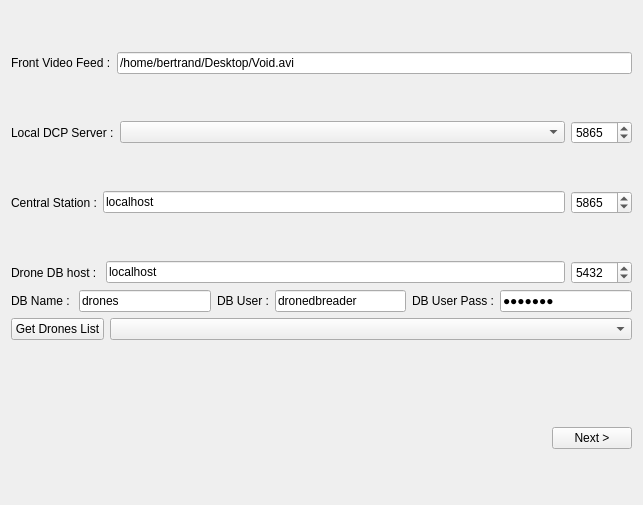
This is CommandStation/configurationpanel.ui in bertrandF/Drone as Qt 5 draws it before an edit. The edited form follows.
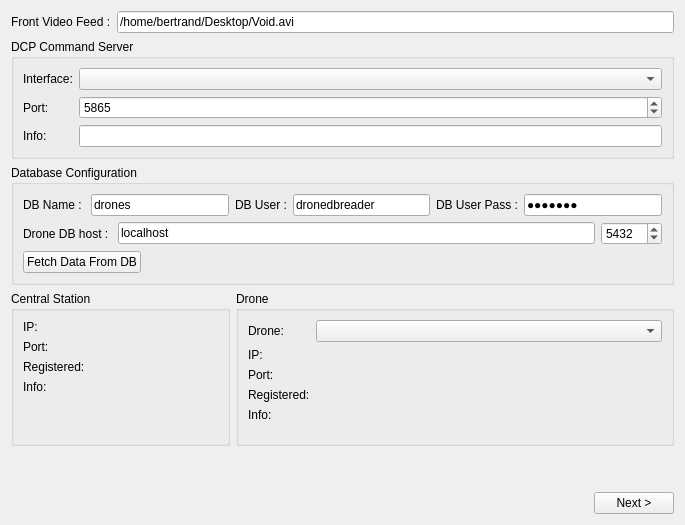
This is the edited form.

Commit message: Changed configuration panel layout. - Added field info for dcp command server. - Fetch central station configuration from db. - Display all information about drones and central station.

What changed in the file:
```diff
--- a/CommandStation/configurationpanel.ui
+++ b/CommandStation/configurationpanel.ui
@@ -6,8 +6,8 @@
    <rect>
     <x>0</x>
     <y>0</y>
-    <width>643</width>
-    <height>505</height>
+    <width>685</width>
+    <height>525</height>
    </rect>
   </property>
   <property name="sizePolicy">
@@ -37,6 +37,12 @@
      </item>
      <item>
       <widget class="QLineEdit" name="frontVideoUrl">
+       <property name="sizePolicy">
+        <sizepolicy hsizetype="Expanding" vsizetype="Fixed">
+         <horstretch>0</horstretch>
+         <verstretch>0</verstretch>
+        </sizepolicy>
+       </property>
        <property name="text">
         <string>/home/bertrand/Desktop/Void.avi</string>
        </property>
@@ -48,15 +54,25 @@
     </layout>
    </item>
    <item>
-    <layout class="QHBoxLayout" name="horizontalLayout_3">
-     <item>
-      <widget class="QLabel" name="label_2">
+    <widget class="QGroupBox" name="groupBox_3">
+     <property name="sizePolicy">
+      <sizepolicy hsizetype="Expanding" vsizetype="Fixed">
+       <horstretch>0</horstretch>
+       <verstretch>0</verstretch>
+      </sizepolicy>
+     </property>
+     <property name="title">
+      <string>DCP Command Server</string>
+     </property>
+     <layout class="QFormLayout" name="formLayout_3">
+      <item row="0" column="0">
+       <widget class="QLabel" name="commandInterfaceLabel">
        <property name="text">
-        <string>Local DCP Server :</string>
+         <string>Interface:</string>
        </property>
       </widget>
      </item>
-     <item>
+      <item row="0" column="1">
       <widget class="QComboBox" name="dcpServerInterface">
        <property name="sizePolicy">
         <sizepolicy hsizetype="Expanding" vsizetype="Fixed">
@@ -66,7 +82,14 @@
        </property>
       </widget>
      </item>
-     <item>
+      <item row="1" column="0">
+       <widget class="QLabel" name="commandPortLabel">
+        <property name="text">
+         <string>Port:</string>
+        </property>
+       </widget>
+      </item>
+      <item row="1" column="1">
       <widget class="QSpinBox" name="dcpServerPort">
        <property name="minimum">
         <number>1</number>
@@ -79,69 +102,35 @@
        </property>
       </widget>
      </item>
-    </layout>
-   </item>
-   <item>
-    <layout class="QHBoxLayout" name="horizontalLayout_6">
-     <item>
-      <widget class="QLabel" name="label_7">
+      <item row="2" column="0">
+       <widget class="QLabel" name="commandInfoLabel">
        <property name="text">
-        <string>Central Station :</string>
+         <string>Info:</string>
        </property>
       </widget>
      </item>
-     <item>
-      <widget class="QLineEdit" name="centralStationHost">
-       <property name="text">
-        <string>localhost</string>
+      <item row="2" column="1">
+       <widget class="QLineEdit" name="commandInfoText">
+        <property name="maxLength">
+         <number>2048</number>
        </property>
       </widget>
      </item>
-     <item>
-      <widget class="QSpinBox" name="centralStationPort">
-       <property name="minimum">
-        <number>1</number>
-       </property>
-       <property name="maximum">
-        <number>65535</number>
-       </property>
-       <property name="value">
-        <number>5865</number>
-       </property>
-      </widget>
-     </item>
-    </layout>
-   </item>
+     </layout>
+    </widget>
+   </item>
    <item>
+    <widget class="QGroupBox" name="groupBox_4">
+     <property name="sizePolicy">
+      <sizepolicy hsizetype="Expanding" vsizetype="Fixed">
+       <horstretch>0</horstretch>
+       <verstretch>0</verstretch>
+      </sizepolicy>
+     </property>
+     <property name="title">
+      <string>Database Configuration</string>
+     </property>
     <layout class="QVBoxLayout" name="verticalLayout_2">
-     <item>
-      <layout class="QHBoxLayout" name="horizontalLayout_4">
-       <item>
-        <widget class="QLabel" name="label_3">
-         <property name="text">
-          <string>Drone DB host : </string>
-         </property>
-        </widget>
-       </item>
-       <item>
-        <widget class="QLineEdit" name="dbServerHost">
-         <property name="text">
-          <string>localhost</string>
-         </property>
-        </widget>
-       </item>
-       <item>
-        <widget class="QSpinBox" name="dbServerPort">
-         <property name="maximum">
-          <number>65535</number>
-         </property>
-         <property name="value">
-          <number>5432</number>
-         </property>
-        </widget>
-       </item>
-      </layout>
-     </item>
      <item>
       <layout class="QHBoxLayout" name="horizontalLayout_5">
        <item>
@@ -195,9 +184,35 @@
       </layout>
      </item>
      <item>
-      <layout class="QHBoxLayout" name="horizontalLayout_7">
+       <layout class="QHBoxLayout" name="horizontalLayout_4">
        <item>
-        <widget class="QPushButton" name="getDronesListButton">
+         <widget class="QLabel" name="label_3">
+          <property name="text">
+           <string>Drone DB host : </string>
+          </property>
+         </widget>
+        </item>
+        <item>
+         <widget class="QLineEdit" name="dbServerHost">
+          <property name="text">
+           <string>localhost</string>
+          </property>
+         </widget>
+        </item>
+        <item>
+         <widget class="QSpinBox" name="dbServerPort">
+          <property name="maximum">
+           <number>65535</number>
+          </property>
+          <property name="value">
+           <number>5432</number>
+          </property>
+         </widget>
+        </item>
+       </layout>
+      </item>
+      <item>
+       <widget class="QPushButton" name="getConfigFromDBButton">
          <property name="sizePolicy">
           <sizepolicy hsizetype="Fixed" vsizetype="Fixed">
            <horstretch>0</horstretch>
@@ -205,11 +220,109 @@
           </sizepolicy>
          </property>
          <property name="text">
-          <string>Get Drones List</string>
+         <string>Fetch Data From DB</string>
          </property>
         </widget>
        </item>
+     </layout>
+    </widget>
+   </item>
        <item>
+    <layout class="QHBoxLayout" name="horizontalLayout_3" stretch="1,2">
+     <item>
+      <widget class="QGroupBox" name="groupBox">
+       <property name="sizePolicy">
+        <sizepolicy hsizetype="Expanding" vsizetype="Expanding">
+         <horstretch>0</horstretch>
+         <verstretch>0</verstretch>
+        </sizepolicy>
+       </property>
+       <property name="title">
+        <string>Central Station</string>
+       </property>
+       <layout class="QFormLayout" name="formLayout">
+        <property name="fieldGrowthPolicy">
+         <enum>QFormLayout::AllNonFixedFieldsGrow</enum>
+        </property>
+        <item row="0" column="0">
+         <widget class="QLabel" name="centralIPLabel">
+          <property name="text">
+           <string>IP:</string>
+          </property>
+         </widget>
+        </item>
+        <item row="0" column="1">
+         <widget class="QLabel" name="centralIPText">
+          <property name="text">
+           <string/>
+          </property>
+         </widget>
+        </item>
+        <item row="1" column="0">
+         <widget class="QLabel" name="centralPortLabel">
+          <property name="text">
+           <string>Port:</string>
+          </property>
+         </widget>
+        </item>
+        <item row="1" column="1">
+         <widget class="QLabel" name="centralPortText">
+          <property name="text">
+           <string/>
+          </property>
+         </widget>
+        </item>
+        <item row="2" column="0">
+         <widget class="QLabel" name="centralDateLabel">
+          <property name="text">
+           <string>Registered:</string>
+          </property>
+         </widget>
+        </item>
+        <item row="2" column="1">
+         <widget class="QLabel" name="centralDateText">
+          <property name="text">
+           <string/>
+          </property>
+         </widget>
+        </item>
+        <item row="3" column="0">
+         <widget class="QLabel" name="centralInfoLabel">
+          <property name="text">
+           <string>Info:</string>
+          </property>
+         </widget>
+        </item>
+        <item row="3" column="1">
+         <widget class="QLabel" name="centralInfoText">
+          <property name="text">
+           <string/>
+          </property>
+         </widget>
+        </item>
+       </layout>
+      </widget>
+     </item>
+     <item>
+      <widget class="QGroupBox" name="groupBox_2">
+       <property name="sizePolicy">
+        <sizepolicy hsizetype="Expanding" vsizetype="Expanding">
+         <horstretch>0</horstretch>
+         <verstretch>0</verstretch>
+        </sizepolicy>
+       </property>
+       <property name="title">
+        <string>Drone</string>
+       </property>
+       <layout class="QFormLayout" name="formLayout_2">
+        <item row="0" column="0">
+         <widget class="QLabel" name="droneListLabel">
+          <property name="text">
+           <string>Drone:</string>
+          </property>
+         </widget>
+        </item>
+        <item row="0" column="1">
         <widget class="QComboBox" name="dronesListComboBox">
          <property name="sizePolicy">
           <sizepolicy hsizetype="Expanding" vsizetype="Fixed">
@@ -219,7 +332,74 @@
          </property>
         </widget>
        </item>
-      </layout>
+        <item row="1" column="0">
+         <widget class="QLabel" name="droneIPLabel">
+          <property name="text">
+           <string>IP:</string>
+          </property>
+         </widget>
+        </item>
+        <item row="1" column="1">
+         <widget class="QLabel" name="droneIPText">
+          <property name="text">
+           <string/>
+          </property>
+         </widget>
+        </item>
+        <item row="2" column="0">
+         <widget class="QLabel" name="dronePortLabel">
+          <property name="text">
+           <string>Port:</string>
+          </property>
+         </widget>
+        </item>
+        <item row="2" column="1">
+         <widget class="QLabel" name="dronePortText">
+          <property name="text">
+           <string/>
+          </property>
+         </widget>
+        </item>
+        <item row="3" column="0">
+         <widget class="QLabel" name="droneDateLabel">
+          <property name="text">
+           <string>Registered:</string>
+          </property>
+         </widget>
+        </item>
+        <item row="3" column="1">
+         <widget class="QLabel" name="droneDateText">
+          <property name="text">
+           <string/>
+          </property>
+         </widget>
+        </item>
+        <item row="4" column="0">
+         <widget class="QLabel" name="droneInfoLabel">
+          <property name="text">
+           <string>Info:</string>
+          </property>
+         </widget>
+        </item>
+        <item row="4" column="1">
+         <widget class="QLabel" name="droneInfoText">
+          <property name="text">
+           <string/>
+          </property>
+         </widget>
+        </item>
+       </layout>
+       <zorder>dronesListComboBox</zorder>
+       <zorder>droneListLabel</zorder>
+       <zorder>droneIPLabel</zorder>
+       <zorder>droneIPText</zorder>
+       <zorder>dronePortLabel</zorder>
+       <zorder>dronePortText</zorder>
+       <zorder>droneDateLabel</zorder>
+       <zorder>droneDateText</zorder>
+       <zorder>droneInfoLabel</zorder>
+       <zorder>droneInfoText</zorder>
+      </widget>
      </item>
     </layout>
    </item>
```
Lines whose indentation alone changed are shown as unchanged. The commit also changes 4 other files.
